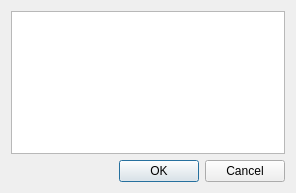
This is tickercommentinput.ui in HappySeaFox/tht as Qt 5 draws it before an edit. The edited form follows.
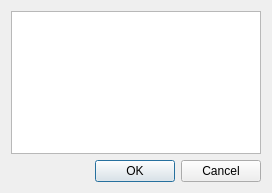
This is the edited form.

What changed in the file:
```diff
--- a/tickercommentinput.ui
+++ b/tickercommentinput.ui
@@ -6,7 +6,7 @@
    <rect>
     <x>0</x>
     <y>0</y>
-    <width>296</width>
+    <width>272</width>
     <height>193</height>
    </rect>
   </property>
```
